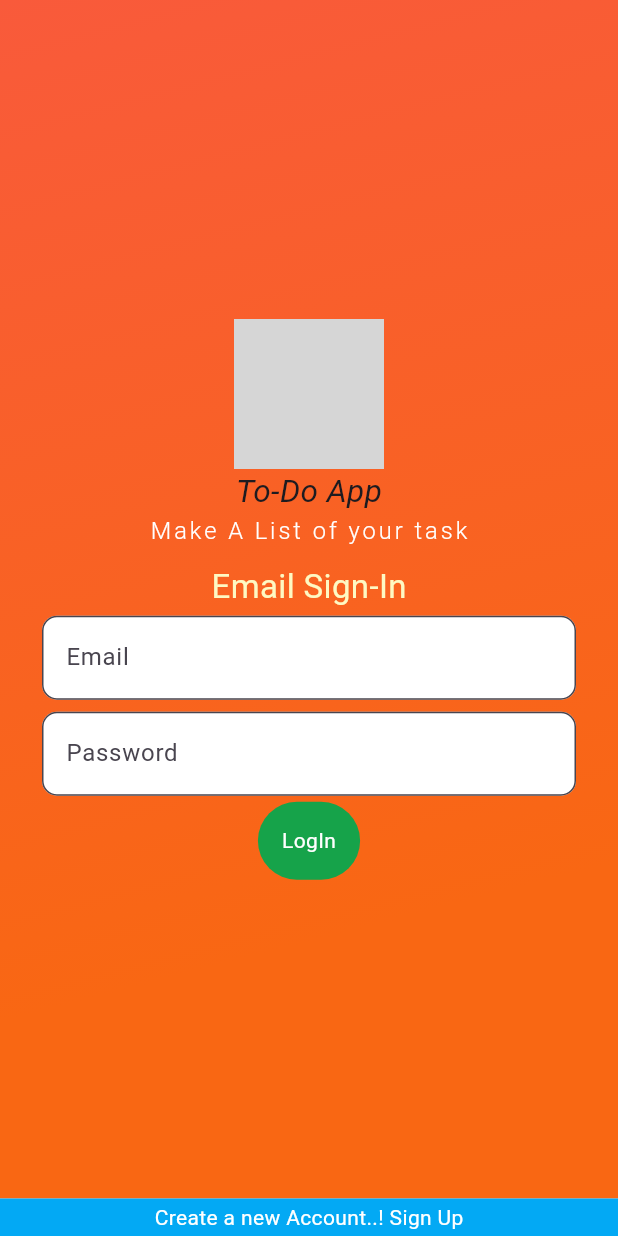
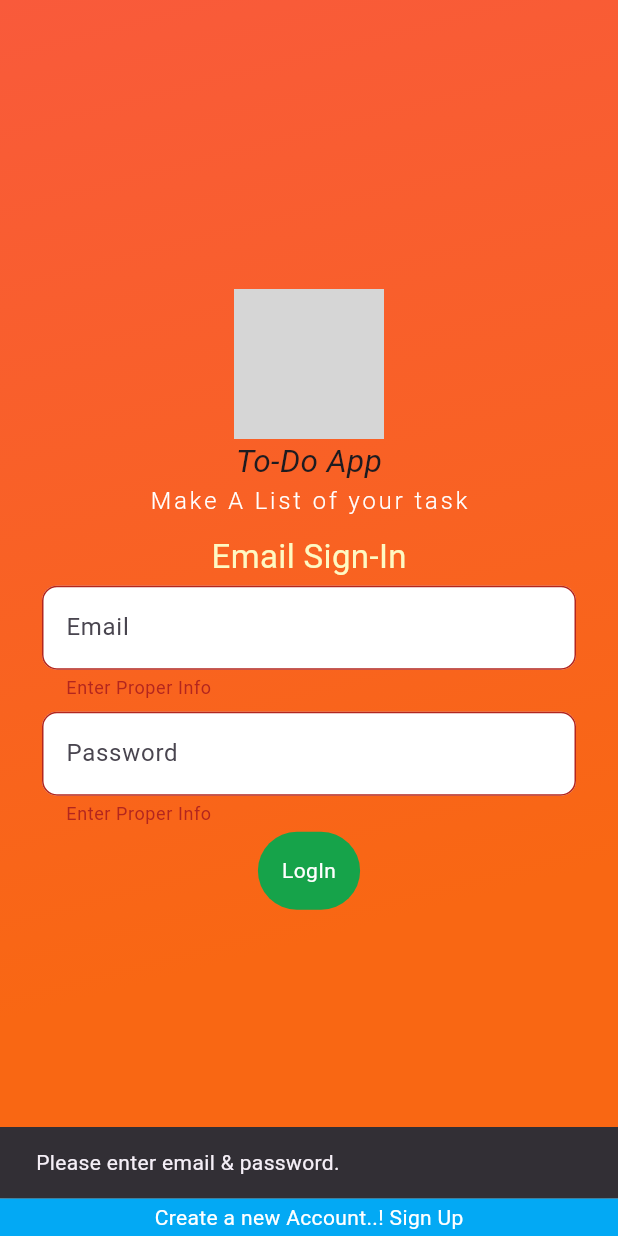
Before and after one commit to Siddiqui145/todo_mongo, a Flutter app: the screen it shows after launch, after a tap on "LogIn", on a phone screen of 412 x 824 dp. Run offline on Flutter 3.47's test engine with Material 3 defaults, Android fonts, the phone set to English and light mode, and no system bars; drawn by our look-alikes of velocity_x; our stand-ins replace flutter_slidable, jwt_decoder, shared_preferences; network calls fail; grey boxes are pictures that could not be loaded.

Commit message:
frontend login working

```diff
--- a/lib/config.dart
+++ b/lib/config.dart
@@ -1,4 +1,4 @@
-final url = 'http://192.168.29.239:3000/';
+final url = 'http://192.168.31.205:3000/';
 final registration = "${url}registration";
 final login = '${url}login';
 final addtodo = '${url}storeTodo';
--- a/lib/login_page.dart
+++ b/lib/login_page.dart
@@ -1,5 +1,9 @@
+import 'dart:convert';
 import 'package:flutter/material.dart';
+import 'package:http/http.dart' as http;
 import 'package:shared_preferences/shared_preferences.dart';
+import 'package:todo_app/config.dart';
+import 'package:todo_app/dashboard.dart';
 import 'package:todo_app/registration.dart';
 import 'package:velocity_x/velocity_x.dart';
 import 'applogo.dart';
@@ -30,30 +34,64 @@ class SignInPageState extends State<SignInPage> {
     prefs = await SharedPreferences.getInstance();
   }
 
-  // void loginUser() async{
-  //   if(emailController.text.isNotEmpty && passwordController.text.isNotEmpty){
+void loginUser() async {
+  if (emailController.text.isNotEmpty && passwordController.text.isNotEmpty) {
+    var reqBody = {
+      "email": emailController.text,
+      "password": passwordController.text
+    };
 
-  //     var reqBody = {
-  //       "email":emailController.text,
-  //       "password":passwordController.text
-  //     };
+    try {
+      var response = await http.post(
+        Uri.parse(login),
+        headers: {'Content-Type': "application/json"},
+        body: jsonEncode(reqBody),
+      );
 
-  //     var response = await http.post(Uri.parse(login),
-  //         headers: {"Content-Type":"application/json"},
-  //         body: jsonEncode(reqBody)
-  //     );
+      print("Response Code: ${response.statusCode}");
+      print("Response Body: ${response.body}");
 
-  //     var jsonResponse = jsonDecode(response.body);
-  //     if(jsonResponse['status']){
-  //         var myToken = jsonResponse['token'];
-  //         prefs.setString('token', myToken);
-  //         Navigator.push(context, MaterialPageRoute(builder: (context)=>Dashboard(token: myToken)));
-  //     }else{
-  //       print('Something went wrong');
-  //     }
+      var jsonResponse = jsonDecode(response.body);
+      print("Parsed JSON: $jsonResponse"); // Debugging
 
-  //   }
-  // }
+      if (response.statusCode == 200 && jsonResponse['status'] == true) {
+        var tokenData = jsonResponse['token'];
+
+        if (tokenData is String && tokenData.isNotEmpty) {
+          prefs.setString('token', tokenData);
+          print("Token saved: $tokenData"); // Debugging
+
+          Navigator.pushReplacement(
+            context,
+            MaterialPageRoute(builder: (context) => Dashboard(token: tokenData)),
+          );
+        } else {
+          print("Invalid Token Received: $tokenData");
+          ScaffoldMessenger.of(context).showSnackBar(
+            SnackBar(content: Text('Invalid token received. Please try again.')),
+          );
+        }
+      } else {
+        ScaffoldMessenger.of(context).showSnackBar(
+          SnackBar(content: Text(jsonResponse['message'] ?? 'Login Failed')),
+        );
+      }
+    } catch (e) {
+      print("Login Error: $e");
+      ScaffoldMessenger.of(context).showSnackBar(
+        SnackBar(content: Text('Server connection error.')),
+      );
+    }
+  } else {
+    setState(() {
+      _isNotValidate = true;
+    });
+    ScaffoldMessenger.of(context).showSnackBar(
+      SnackBar(content: Text('Please enter email & password.')),
+    );
+  }
+}
+
 
   @override
   Widget build(BuildContext context) {
@@ -104,7 +142,7 @@ class SignInPageState extends State<SignInPage> {
                   ).p4().px24(),
                   GestureDetector(
                     onTap: (){
-                        //loginUser();
+                        loginUser();
                     },
                     child: HStack([
                       VxBox(child: "LogIn".text.white.makeCentered().p16()).green600.roundedLg.make(),
```
Also changed, not shown: lib/registration.dart (+26 -16 lines).
